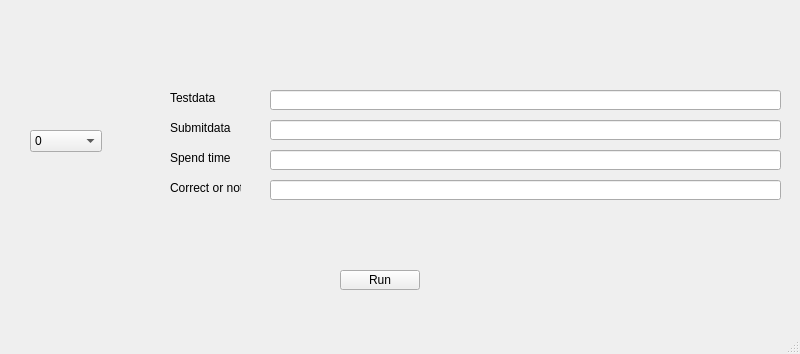
Before: the Qt Designer form mainwindow.ui in david20571015/AOOP_final, drawn with Qt 5.
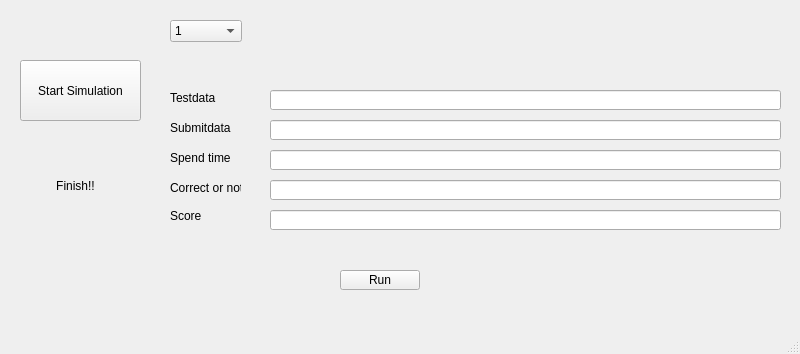
After: the same form once the commit is applied.

Commit message: finish escape

The edit to the form file:
```diff
--- a/mainwindow.ui
+++ b/mainwindow.ui
@@ -137,17 +137,12 @@
    <widget class="QComboBox" name="comboBox">
     <property name="geometry">
      <rect>
-      <x>30</x>
-      <y>130</y>
+      <x>170</x>
+      <y>20</y>
       <width>72</width>
       <height>22</height>
      </rect>
     </property>
-    <item>
-     <property name="text">
-      <string>0</string>
-     </property>
-    </item>
     <item>
      <property name="text">
       <string>1</string>
@@ -283,16 +278,58 @@
       <string>27</string>
      </property>
     </item>
-    <item>
-     <property name="text">
-      <string>28</string>
-     </property>
-    </item>
-    <item>
-     <property name="text">
-      <string>29</string>
-     </property>
-    </item>
+   </widget>
+   <widget class="QPushButton" name="start">
+    <property name="geometry">
+     <rect>
+      <x>20</x>
+      <y>60</y>
+      <width>121</width>
+      <height>61</height>
+     </rect>
+    </property>
+    <property name="text">
+     <string>Start Simulation</string>
+    </property>
+   </widget>
+   <widget class="QLabel" name="finish">
+    <property name="geometry">
+     <rect>
+      <x>30</x>
+      <y>160</y>
+      <width>91</width>
+      <height>51</height>
+     </rect>
+    </property>
+    <property name="text">
+     <string>Finish!!</string>
+    </property>
+    <property name="alignment">
+     <set>Qt::AlignCenter</set>
+    </property>
+   </widget>
+   <widget class="QLabel" name="label_6">
+    <property name="geometry">
+     <rect>
+      <x>170</x>
+      <y>210</y>
+      <width>47</width>
+      <height>12</height>
+     </rect>
+    </property>
+    <property name="text">
+     <string>Score</string>
+    </property>
+   </widget>
+   <widget class="QLineEdit" name="line_score">
+    <property name="geometry">
+     <rect>
+      <x>270</x>
+      <y>210</y>
+      <width>511</width>
+      <height>20</height>
+     </rect>
+    </property>
    </widget>
   </widget>
   <widget class="QMenuBar" name="menubar">
```
The commit also changes 15 other files.
